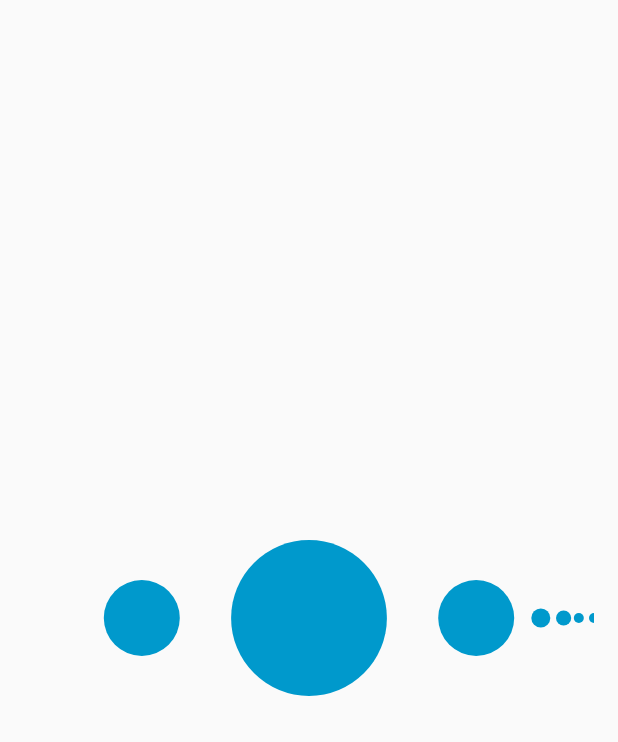
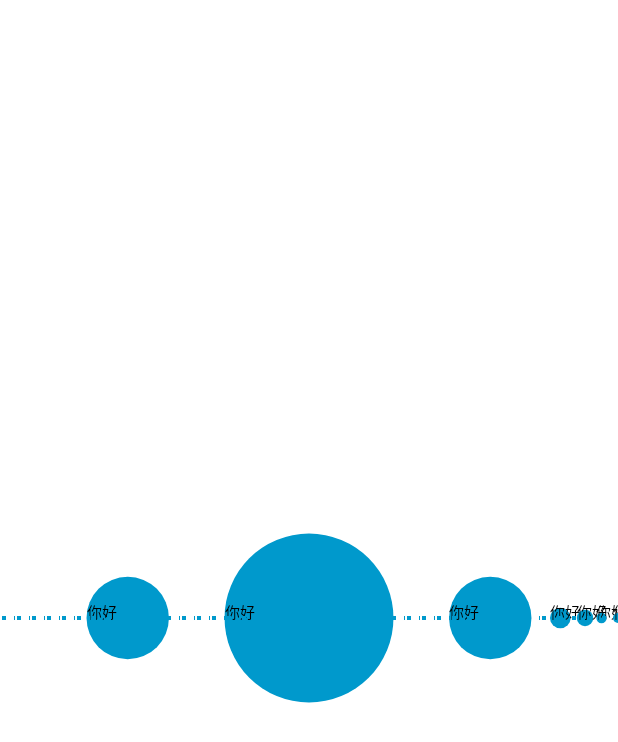
Before and after one commit to shaogz1077/projectdcode, an Android app: the screen it shows after launch (LoginActivity), on a phone screen of 412 x 824 dp. Shown: the top 742 px of the screen. Run offline under Robolectric (Android 15) with nearby library versions, the phone set to English and light mode, and no system bars.

Commit message:
添加了一些样式

```diff
--- a/frame/src/main/java/com/frame/dialog/Interpolators.java
+++ b/frame/src/main/java/com/frame/dialog/Interpolators.java
@@ -19,6 +19,7 @@ class Interpolators {
         // L 0.2 0
         // C 0.3958333333336,0.0 0.474845090492,0.206797621729 0.5916666666664,0.417082932942
         // C 0.7151610251224,0.639379624869 0.81625,0.974556908664 1.0,1.0
+
         private static final Path PATH_INDETERMINATE_HORIZONTAL_RECT1_TRANSLATE_X;
         public static final Interpolator INSTANCE =
                 PathInterpolatorCompat.create(PATH_INDETERMINATE_HORIZONTAL_RECT1_TRANSLATE_X);
@@ -61,6 +62,7 @@ class Interpolators {
         //     0.483333333333,0.489826169306
         // C 0.69,0.80972296795 0.793333333333,0.950016125212 1.0,1.0
         private static final Path PATH_INDETERMINATE_HORIZONTAL_RECT2_TRANSLATE_X;
+   ;
         public static final Interpolator INSTANCE =
                 PathInterpolatorCompat.create(PATH_INDETERMINATE_HORIZONTAL_RECT2_TRANSLATE_X);
 
--- a/ytodw/src/main/java/com/ytpdw/fun/login/LoginActivity.java
+++ b/ytodw/src/main/java/com/ytpdw/fun/login/LoginActivity.java
@@ -2,27 +2,13 @@ package com.ytpdw.fun.login;
 
 import android.app.Activity;
 import android.os.Bundle;
-import android.widget.ProgressBar;
 
 import com.ytodw.R;
 
 public class LoginActivity extends Activity {
-    //    static {
-//        System.loadLibrary("hello");
-//    }
-//
-//    private TextView textView;
-//
-//    public native String getStringName();
-    ProgressBar indeterminateProgressLarge;
     @Override
     protected void onCreate(Bundle savedInstanceState) {
         super.onCreate(savedInstanceState);
         setContentView(R.layout.activity_login);
-//        textView = (TextView) findViewById(R.id.textView);
-//        textView.setText(getStringName());
-//        indeterminateProgressLarge = (ProgressBar) findViewById(R.id.indeterminate_progress_large_library);
-//        indeterminateProgressLarge.setIndeterminateDrawable(
-//                new IndeterminateProgressDrawable(this));
     }
 }
--- a/ytodw/src/main/java/com/ytpdw/fun/viewtools/ViewHorizontalScrollView.java
+++ b/ytodw/src/main/java/com/ytpdw/fun/viewtools/ViewHorizontalScrollView.java
@@ -2,7 +2,10 @@ package com.ytpdw.fun.viewtools;
 
 import android.content.Context;
 import android.graphics.Canvas;
+import android.graphics.DashPathEffect;
 import android.graphics.Paint;
+import android.graphics.Path;
+import android.graphics.PathEffect;
 import android.os.Handler;
 import android.os.Message;
 import android.util.AttributeSet;
@@ -24,6 +27,7 @@ import java.util.List;
  * @date 2015/8/25 17:18
  */
 public class ViewHorizontalScrollView extends View {
+    Path pa;
     private Paint paint;
     private Context mContext;
     private int width;
@@ -35,7 +39,9 @@ public class ViewHorizontalScrollView extends View {
     private float d;
     private float scrollOffset;
     private float unnecessaryOffset;
-
+    private PathEffect effect;
+    private Paint mPaint;
+    private Paint mTextPaint;
     private Scroller scroller;
     GestureDetector.SimpleOnGestureListener getureListener = new GestureDetector.SimpleOnGestureListener() {
         @Override
@@ -98,6 +104,12 @@ public class ViewHorizontalScrollView extends View {
     }
 
     private void initView() {
+
+
+        mTextPaint = new Paint();
+        mTextPaint.setTextSize(15);
+        mTextPaint.setColor(getResources().getColor(android.R.color.black));
+
         paint = new Paint();//设置画笔
         paint.setTextSize(80);
         paint.setStrokeWidth(4);
@@ -144,6 +156,17 @@ public class ViewHorizontalScrollView extends View {
         height = getHeight();
         scale = width / 3f;//区分等份
         canvasWidth = 0;
+
+        mPaint = new Paint();
+        mPaint.setStyle(Paint.Style.STROKE);
+        mPaint.setColor(getResources().getColor(android.R.color.holo_blue_dark));
+        PathEffect effect = new DashPathEffect(new float[]{1, 2, 4, 8}, 1);
+        mPaint.setStrokeWidth(4);
+        mPaint.setPathEffect(effect);
+
+        pa = new Path();
+        pa.moveTo(0, height / 2);
+        pa.lineTo(width, height / 2);
         drawContent(canvas);
     }
 
@@ -153,10 +176,12 @@ public class ViewHorizontalScrollView extends View {
      * @param canvas
      */
     private void drawContent(Canvas canvas) {
+
         float finalCX = width / 2;
         float ch = height / 2;
         cx = -0.5f * scale;
         float progress = 0;
+
         ItemInfo itemInfo;
         for (int i = 0; i < 10; i++) {
             cx += scale;
@@ -205,7 +230,15 @@ public class ViewHorizontalScrollView extends View {
         for (int i = 0; i < items.size(); i++) {//在同样的高下绘制不同大小的圆
             ItemInfo info = items.get(i);
             canvas.drawCircle(info.cx, ch, info.r, paint);
+            canvas.drawText("你好", info.cx - info.r, ch, mTextPaint);
         }
+
+
+        canvas.drawPath(pa, mPaint);
+//        canvas.drawPath(pa,mPaint);
+//        canvas.drawLine(0,ch,canvasWidth,ch,mPaint);
+//        canvas.drawLine(finalCX,ch,canvasWidth,ch,mPaint);
+
     }
 
     class ItemInfo {
--- a/ytodw/src/main/res/layout/activity_login.xml
+++ b/ytodw/src/main/res/layout/activity_login.xml
@@ -1,26 +1,11 @@
+<?xml version="1.0" encoding="utf-8"?>
 <RelativeLayout xmlns:android="http://schemas.android.com/apk/res/android"
-    xmlns:tools="http://schemas.android.com/tools"
     android:layout_width="match_parent"
     android:layout_height="match_parent"
-    android:paddingBottom="@dimen/activity_vertical_margin"
-    android:paddingLeft="@dimen/activity_horizontal_margin"
-    android:paddingRight="@dimen/activity_horizontal_margin"
-    android:paddingTop="@dimen/activity_vertical_margin"
-    tools:context="com.ytpdw.fun.login.LoginActivity">
+    android:background="#fff"
+    android:orientation="vertical">
 
-    <!--<TextView-->
-    <!--android:id="@+id/textView"-->
-    <!--android:layout_width="wrap_content"-->
-    <!--android:layout_height="wrap_content"-->
-    <!--android:text="@string/hello_world" />-->
     <com.ytpdw.fun.viewtools.ViewHorizontalScrollView
         android:layout_width="fill_parent"
         android:layout_height="wrap_content" />
-    <!--<P&lt;!&ndash;rogressBar
-        android:id="@+id/indeterminate_progress_large_library"
-        android:layout_width="wrap_content"
-        android:layout_height="wrap_content"
-        android:layout_gravity="left|bottom"
-        android:indeterminate="true"
-        style="@style/-->Widget.Ma-->terialProgressBar.ProgressBar.Large" />
 </RelativeLayout>
```
Also changed, not shown: ytodw/src/main/java/com/ytpdw/fun/viewtools/HorizontalScrollView.java (deleted, +0 -252 lines), ytodw/src/main/java/com/ytpdw/fun/viewtools/TableViewCanvas.java (added, +31 -0 lines).
